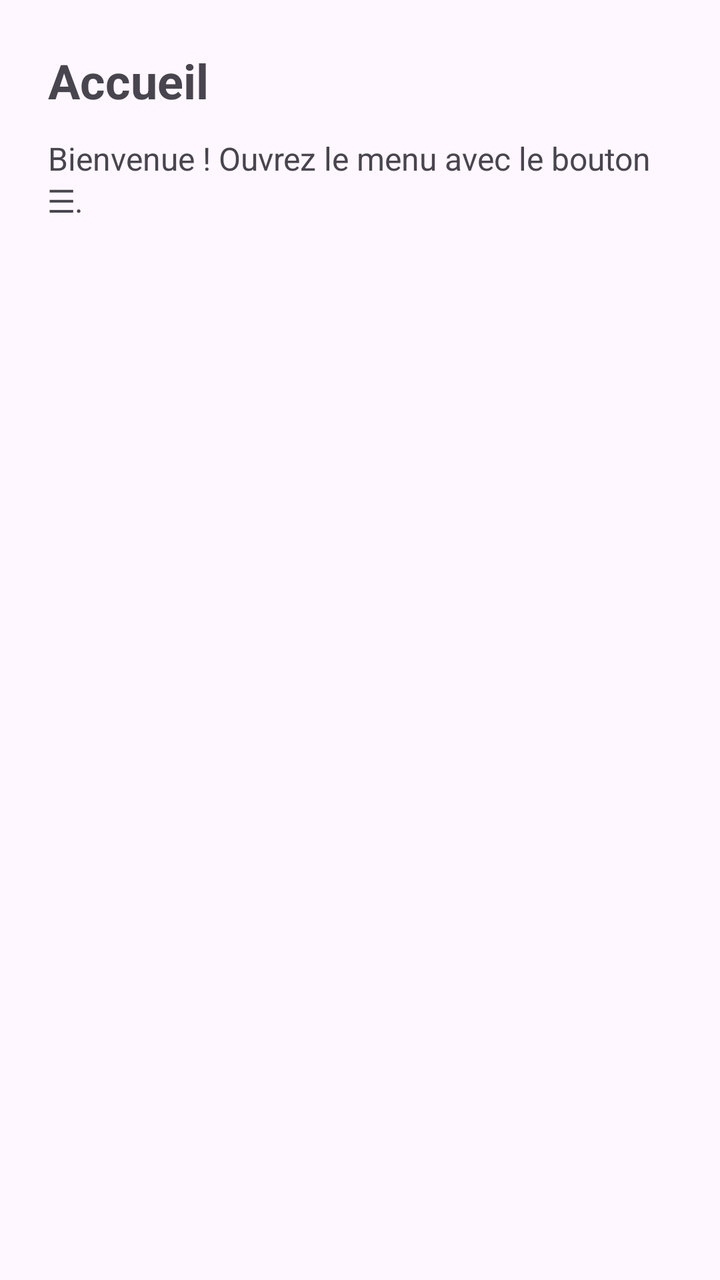
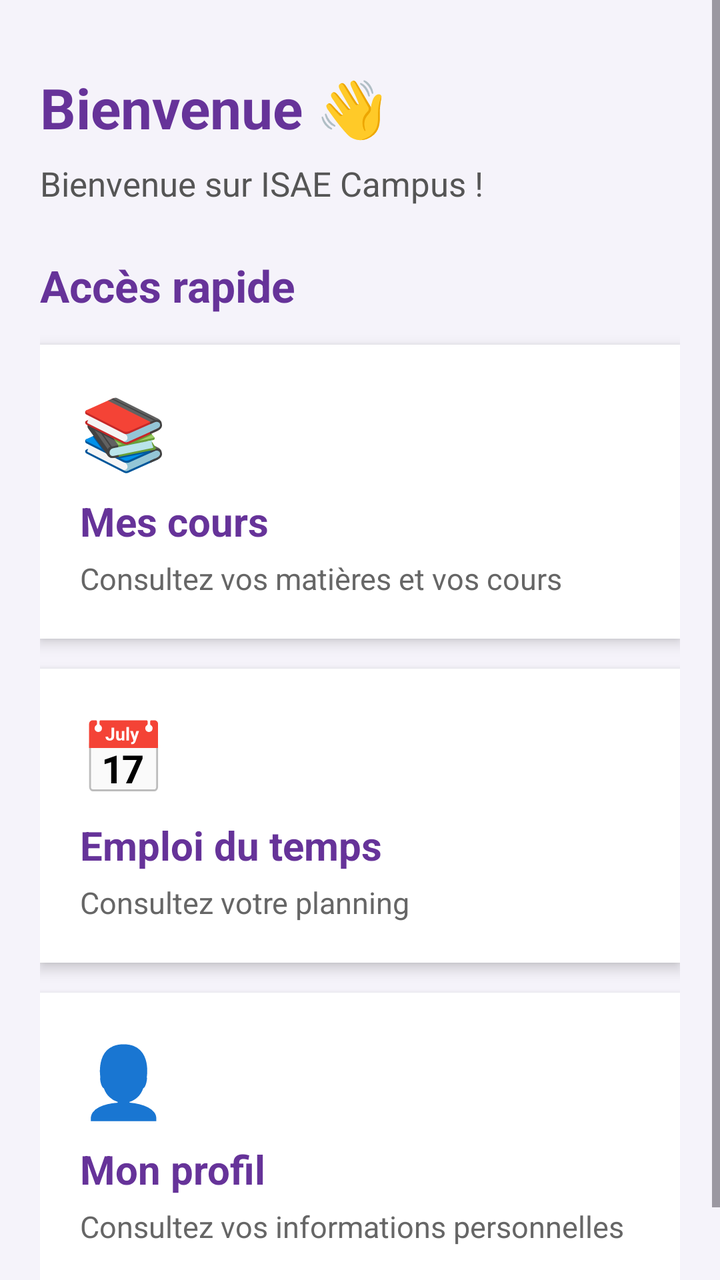

Two renders of the same Android screen: before a commit and after it. Below are the layout's source before the change and the commit's diff.
<!-- AndroidManifest.xml: application theme Theme.TP4Navigation -->
<!-- res/layout/fragment_accueil.xml -->
<?xml version="1.0" encoding="utf-8"?>
<LinearLayout
    xmlns:android="http://schemas.android.com/apk/res/android"
    android:layout_width="match_parent"
    android:layout_height="match_parent"
    android:orientation="vertical"
    android:padding="24dp">

    <TextView
        android:layout_width="wrap_content"
        android:layout_height="wrap_content"
        android:text="Accueil"
        android:textSize="24sp"
        android:textStyle="bold" />

    <TextView
        android:layout_width="wrap_content"
        android:layout_height="wrap_content"
        android:layout_marginTop="12dp"
        android:text="Bienvenue ! Ouvrez le menu avec le bouton ☰."
        android:textSize="16sp" />

</LinearLayout>
<!-- resources referenced by this layout -->
<resources>
  <style name="Theme.TP4Navigation" parent="Base.Theme.TP4Navigation" />
  <style name="Base.Theme.TP4Navigation" parent="Theme.Material3.DayNight.NoActionBar">
          
          <item name="android:colorPrimaryDark">#1D4ED8</item>
      </style>
</resources>

<!-- the commit's change to res/layout/fragment_accueil.xml (unified diff, before → after) -->
@@ -1,23 +1,144 @@
 <?xml version="1.0" encoding="utf-8"?>
-<LinearLayout
-    xmlns:android="http://schemas.android.com/apk/res/android"
+<ScrollView xmlns:android="http://schemas.android.com/apk/res/android"
     android:layout_width="match_parent"
     android:layout_height="match_parent"
-    android:orientation="vertical"
-    android:padding="24dp">
+    android:background="#F5F3FA"
+    android:fillViewport="true">
 
-    <TextView
-        android:layout_width="wrap_content"
+    <LinearLayout
+        android:layout_width="match_parent"
         android:layout_height="wrap_content"
-        android:text="Accueil"
-        android:textSize="24sp"
-        android:textStyle="bold" />
+        android:orientation="vertical"
+        android:padding="20dp">
 
-    <TextView
-        android:layout_width="wrap_content"
-        android:layout_height="wrap_content"
-        android:layout_marginTop="12dp"
-        android:text="Bienvenue ! Ouvrez le menu avec le bouton ☰."
-        android:textSize="16sp" />
+        <TextView
+            android:layout_width="match_parent"
+            android:layout_height="wrap_content"
+            android:text="Bienvenue 👋"
+            android:textColor="#663399"
+            android:textSize="28sp"
+            android:textStyle="bold"
+            android:layout_marginTop="15dp" />
 
-</LinearLayout>
+        <TextView
+            android:layout_width="match_parent"
+            android:layout_height="wrap_content"
+            android:text="Bienvenue sur ISAE Campus !"
+            android:textColor="#555555"
+            android:textSize="17sp"
+            android:layout_marginTop="8dp"
+            android:layout_marginBottom="25dp" />
+
+        <TextView
+            android:layout_width="match_parent"
+            android:layout_height="wrap_content"
+            android:text="Accès rapide"
+            android:textColor="#663399"
+            android:textSize="22sp"
+            android:textStyle="bold"
+            android:layout_marginBottom="15dp" />
+
+        
+        <LinearLayout
+            android:layout_width="match_parent"
+            android:layout_height="wrap_content"
+            android:orientation="vertical"
+            android:background="#FFFFFF"
+            android:padding="20dp"
+            android:elevation="4dp"
+            android:layout_marginBottom="15dp">
+
+            <TextView
+                android:layout_width="wrap_content"
+                android:layout_height="wrap_content"
+                android:text="📚"
+                android:textSize="35sp" />
+
+            <TextView
+                android:layout_width="wrap_content"
+                android:layout_height="wrap_content"
+                android:text="Mes cours"
+                android:textColor="#663399"
+                android:textSize="20sp"
+                android:textStyle="bold"
+                android:layout_marginTop="8dp" />
+
+            <TextView
+                android:layout_width="wrap_content"
+                android:layout_height="wrap_content"
+                android:text="Consultez vos matières et vos cours"
+                android:textColor="#666666"
+                android:textSize="15sp"
+                android:layout_marginTop="5dp" />
+        </LinearLayout>
+
+        
+        <LinearLayout
+            android:layout_width="match_parent"
+            android:layout_height="wrap_content"
+            android:orientation="vertical"
+            android:background="#FFFFFF"
+            android:padding="20dp"
+            android:elevation="4dp"
+            android:layout_marginBottom="15dp">
+
+            <TextView
+                android:layout_width="wrap_content"
+                android:layout_height="wrap_content"
+                android:text="📅"
+                android:textSize="35sp" />
+
+            <TextView
+                android:layout_width="wrap_content"
+                android:layout_height="wrap_content"
+                android:text="Emploi du temps"
+                android:textColor="#663399"
+                android:textSize="20sp"
+                android:textStyle="bold"
+                android:layout_marginTop="8dp" />
+
+            <TextView
+                android:layout_width="wrap_content"
+                android:layout_height="wrap_content"
+                android:text="Consultez votre planning"
+                android:textColor="#666666"
+                android:textSize="15sp"
+                android:layout_marginTop="5dp" />
+        </LinearLayout>
+
+        
+        <LinearLayout
+            android:layout_width="match_parent"
+            android:layout_height="wrap_content"
+            android:orientation="vertical"
+            android:background="#FFFFFF"
+            android:padding="20dp"
+            android:elevation="4dp"
+            android:layout_marginBottom="15dp">
+
+            <TextView
+                android:layout_width="wrap_content"
+                android:layout_height="wrap_content"
+                android:text="👤"
+                android:textSize="35sp" />
+
+            <TextView
+                android:layout_width="wrap_content"
+                android:layout_height="wrap_content"
+                android:text="Mon profil"
+                android:textColor="#663399"
+                android:textSize="20sp"
+                android:textStyle="bold"
+                android:layout_marginTop="8dp" />
+
+            <TextView
+                android:layout_width="wrap_content"
+                android:layout_height="wrap_content"
+                android:text="Consultez vos informations personnelles"
+                android:textColor="#666666"
+                android:textSize="15sp"
+                android:layout_marginTop="5dp" />
+        </LinearLayout>
+
+    </LinearLayout>
+</ScrollView>
